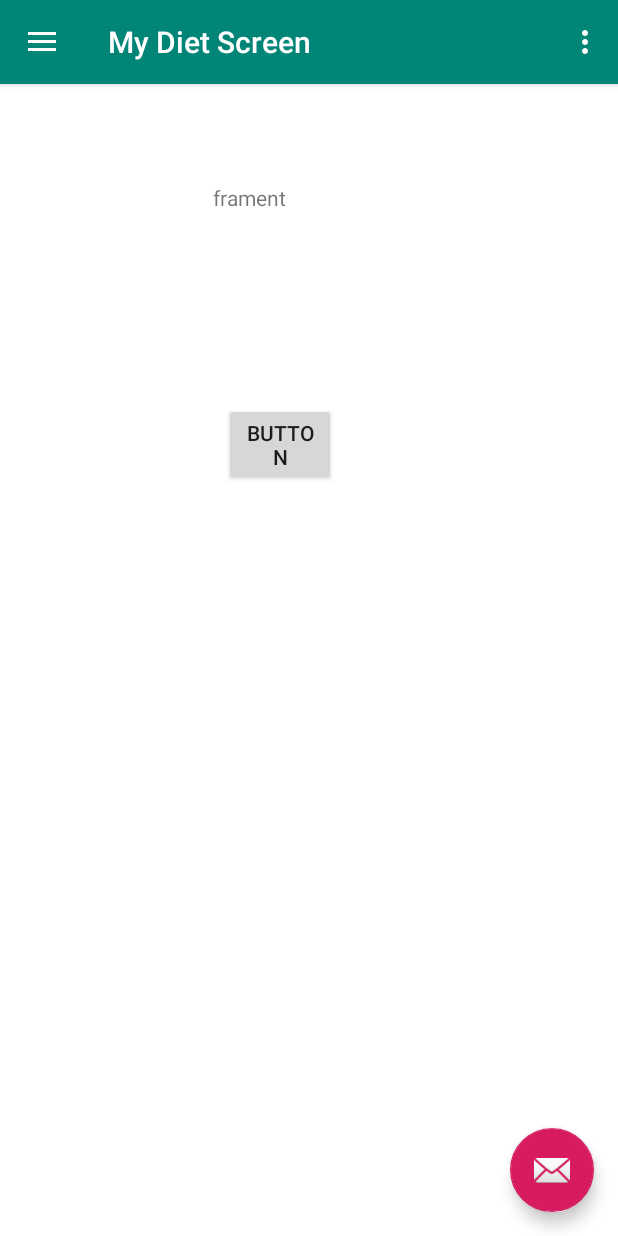
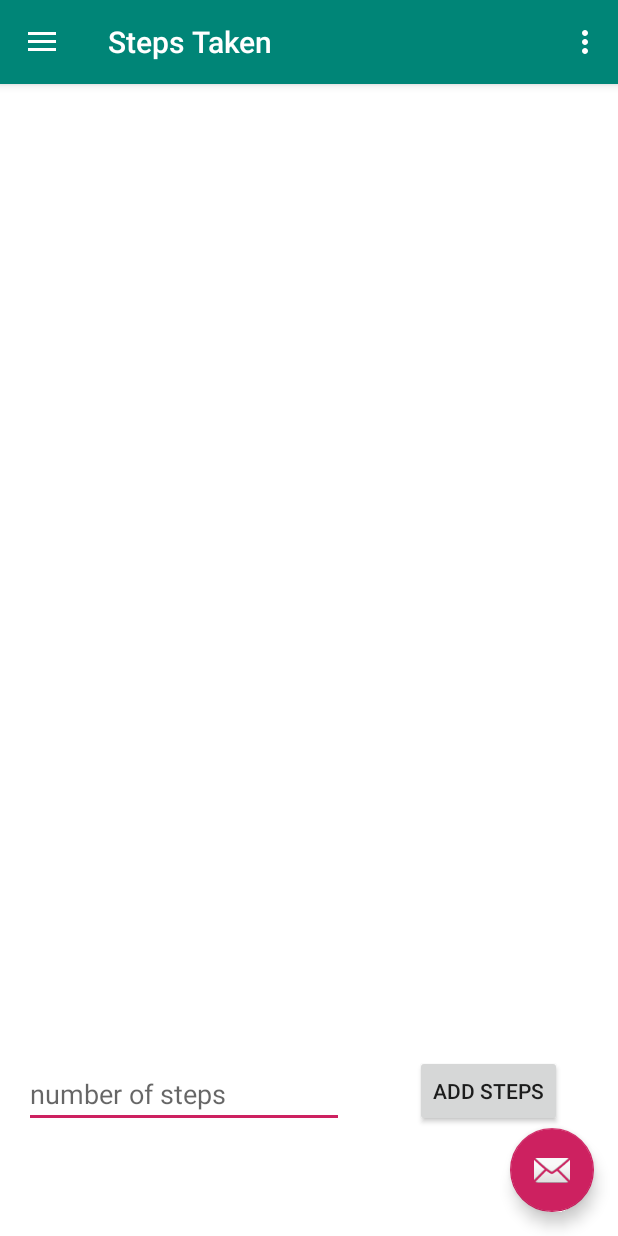
Before and after one commit to nikheal25/Calorie-Tracker-App, an Android app: the NavActivity screen opened directly, with no data from a screen before it, in the side drawer, after a tap on "Steps", on a phone screen of 412 x 824 dp. Run offline under Robolectric (Android 15) with nearby library versions, the phone set to English and light mode, and no system bars.

Commit message:
second commit signup,

```diff
--- a/app/src/main/AndroidManifest.xml
+++ b/app/src/main/AndroidManifest.xml
@@ -12,10 +12,11 @@
         android:supportsRtl="true"
         android:theme="@style/AppTheme"
         android:usesCleartextTraffic="true">
+        <activity android:name=".SignUpActivity"></activity>
         <activity
             android:name=".NavActivity"
             android:label="@string/title_activity_nav"
-            android:theme="@style/AppTheme.NoActionBar"></activity>
+            android:theme="@style/AppTheme.NoActionBar" />
         <activity android:name=".Dashboard" />
         <activity android:name=".MainActivity">
             <intent-filter>
--- a/app/src/main/java/com/example/myapplication/NavActivity.java
+++ b/app/src/main/java/com/example/myapplication/NavActivity.java
@@ -138,6 +138,7 @@ public class NavActivity extends AppCompatActivity
                fragment = new MyDietScreen();
                break;
            case R.id.nav_steps:
+               fragment = new Steps();
                break;
            case R.id.nav_report:
                break;
--- /dev/null
+++ b/app/src/main/java/com/example/myapplication/Steps.java
@@ -0,0 +1,38 @@
+package com.example.myapplication;
+
+import android.graphics.Color;
+import android.os.Bundle;
+import android.app.Fragment;
+import android.support.annotation.NonNull;
+import android.support.annotation.Nullable;
+import android.view.LayoutInflater;
+import android.view.View;
+import android.view.ViewGroup;
+
+
+/**
+ * A simple {@link Fragment} subclass.
+ * Activities that contain this fragment must implement the
+ * {@link Steps.OnFragmentInteractionListener} interface
+ * to handle interaction events.
+ * Use the {@link Steps#newInstance} factory method to
+ * create an instance of this fragment.
+ */
+public class Steps extends Fragment {
+    private View stepsView;
+
+    @Override
+    public void onViewCreated(@NonNull View view, @Nullable Bundle savedInstanceState) {
+        super.onViewCreated(view, savedInstanceState);
+
+        getActivity().setTitle("Steps Taken");
+    }
+
+    @Nullable
+    @Override
+    public View onCreateView(@NonNull LayoutInflater inflater, @Nullable ViewGroup container, @Nullable Bundle savedInstanceState) {
+        stepsView = inflater.inflate(R.layout.fragment_steps,container,false);
+        stepsView.setBackgroundColor(Color.WHITE);
+        return stepsView;
+    }
+}
--- /dev/null
+++ b/app/src/main/res/layout/fragment_steps.xml
@@ -0,0 +1,48 @@
+<?xml version="1.0" encoding="utf-8"?>
+<android.support.constraint.ConstraintLayout xmlns:android="http://schemas.android.com/apk/res/android"
+    xmlns:app="http://schemas.android.com/apk/res-auto"
+    xmlns:tools="http://schemas.android.com/tools"
+    android:layout_width="match_parent"
+    android:layout_height="match_parent"
+    tools:context=".MainActivity">
+
+
+    <Button
+        android:id="@+id/stepsButton"
+        android:layout_width="wrap_content"
+        android:layout_height="wrap_content"
+        android:layout_marginStart="8dp"
+        android:layout_marginLeft="8dp"
+        android:layout_marginTop="8dp"
+        android:layout_marginEnd="8dp"
+        android:layout_marginRight="8dp"
+        android:layout_marginBottom="8dp"
+        android:text="Add Steps"
+        app:layout_constraintBottom_toBottomOf="parent"
+        app:layout_constraintEnd_toEndOf="parent"
+        app:layout_constraintHorizontal_bias="0.902"
+        app:layout_constraintStart_toStartOf="parent"
+        app:layout_constraintTop_toTopOf="parent"
+        app:layout_constraintVertical_bias="0.908" />
+
+    <EditText
+        android:id="@+id/stepsTakenView"
+        android:layout_width="wrap_content"
+        android:layout_height="wrap_content"
+        android:layout_marginStart="8dp"
+        android:layout_marginLeft="8dp"
+        android:layout_marginTop="8dp"
+        android:layout_marginEnd="8dp"
+        android:layout_marginRight="8dp"
+        android:layout_marginBottom="72dp"
+        android:ems="10"
+        android:hint="number of steps"
+        android:inputType="numberSigned"
+        app:layout_constraintBottom_toBottomOf="parent"
+        app:layout_constraintEnd_toStartOf="@+id/stepsButton"
+        app:layout_constraintHorizontal_bias="0.166"
+        app:layout_constraintStart_toStartOf="parent"
+        app:layout_constraintTop_toTopOf="parent"
+        app:layout_constraintVertical_bias="1.0" />
+
+</android.support.constraint.ConstraintLayout>
--- a/app/src/main/res/values/colors.xml
+++ b/app/src/main/res/values/colors.xml
@@ -2,5 +2,5 @@
 <resources>
     <color name="colorPrimary">#008577</color>
     <color name="colorPrimaryDark">#00574B</color>
-    <color name="colorAccent">#D81B60</color>
+    <color name="colorAccent">#CD2160</color>
 </resources>
--- a/app/src/main/res/values/strings.xml
+++ b/app/src/main/res/values/strings.xml
@@ -7,4 +7,8 @@
     <string name="nav_header_subtitle">android.studio@android.com</string>
     <string name="nav_header_desc">Navigation header</string>
     <string name="action_settings">Settings</string>
+
+    <!-- TODO: Remove or change this placeholder text -->
+    <string name="hello_blank_fragment">Hello blank fragment</string>
+
 </resources>
```
Also changed, not shown: app/src/main/java/com/example/myapplication/MainActivity.java (+18 -0 lines), app/src/main/java/com/example/myapplication/SignUpActivity.java (added, +71 -0 lines), app/src/main/res/layout/activity_sign_up.xml (added, +279 -0 lines).
